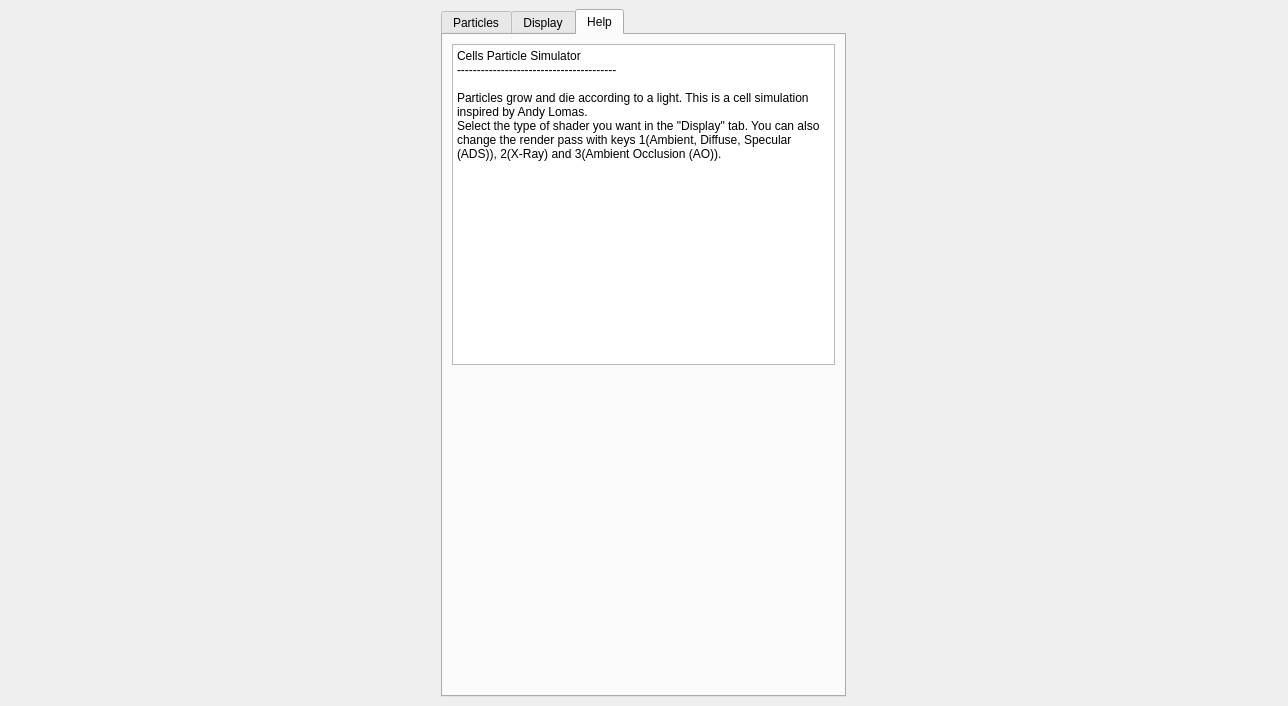
Above: ui/GUI.ui from eulersson/CellGrowth before the change. Below: the same form after it.
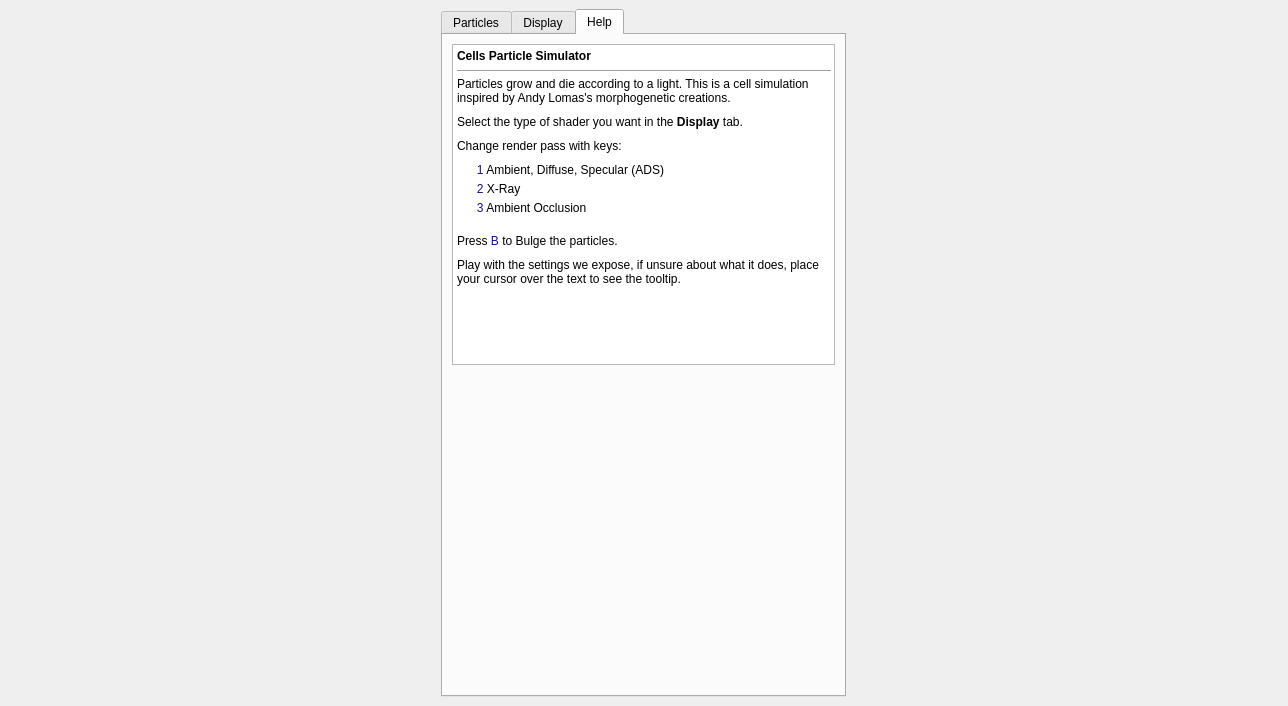
That is the form after the change.

Commit message: Help tooltips.

```diff
--- a/ui/GUI.ui
+++ b/ui/GUI.ui
@@ -1856,11 +1856,17 @@
 &lt;html&gt;&lt;head&gt;&lt;meta name=&quot;qrichtext&quot; content=&quot;1&quot; /&gt;&lt;style type=&quot;text/css&quot;&gt;
 p, li { white-space: pre-wrap; }
 &lt;/style&gt;&lt;/head&gt;&lt;body style=&quot; font-family:'Cantarell'; font-size:11pt; font-weight:400; font-style:normal;&quot;&gt;
-&lt;p style=&quot; margin-top:0px; margin-bottom:0px; margin-left:0px; margin-right:0px; -qt-block-indent:0; text-indent:0px;&quot;&gt;&lt;span style=&quot; font-family:'Sans Serif'; font-size:9pt;&quot;&gt;Cells Particle Simulator&lt;/span&gt;&lt;/p&gt;
-&lt;p style=&quot; margin-top:0px; margin-bottom:0px; margin-left:0px; margin-right:0px; -qt-block-indent:0; text-indent:0px;&quot;&gt;&lt;span style=&quot; font-family:'Sans Serif'; font-size:9pt;&quot;&gt;----------------------------------------&lt;/span&gt;&lt;/p&gt;
+&lt;p style=&quot; margin-top:0px; margin-bottom:0px; margin-left:0px; margin-right:0px; -qt-block-indent:0; text-indent:0px;&quot;&gt;&lt;span style=&quot; font-family:'Sans Serif'; font-size:9pt; font-weight:600;&quot;&gt;Cells Particle Simulator&lt;/span&gt;&lt;/p&gt;
+&lt;hr /&gt;
+&lt;p style=&quot; margin-top:0px; margin-bottom:10px; margin-left:0px; margin-right:0px; -qt-block-indent:0; text-indent:0px;&quot;&gt;&lt;span style=&quot; font-family:'Sans Serif'; font-size:9pt;&quot;&gt;Particles grow and die according to a light. This is a cell simulation inspired by Andy Lomas's morphogenetic creations.&lt;/span&gt;&lt;/p&gt;
+&lt;p style=&quot; margin-top:0px; margin-bottom:10px; margin-left:0px; margin-right:0px; -qt-block-indent:0; text-indent:0px;&quot;&gt;&lt;span style=&quot; font-family:'Sans Serif'; font-size:9pt;&quot;&gt;Select the type of shader you want in the &lt;/span&gt;&lt;span style=&quot; font-family:'Sans Serif'; font-size:9pt; font-weight:600;&quot;&gt;Display&lt;/span&gt;&lt;span style=&quot; font-family:'Sans Serif'; font-size:9pt;&quot;&gt; tab. &lt;/span&gt;&lt;/p&gt;
+&lt;p style=&quot; margin-top:0px; margin-bottom:10px; margin-left:0px; margin-right:0px; -qt-block-indent:0; text-indent:0px;&quot;&gt;&lt;span style=&quot; font-family:'Sans Serif'; font-size:9pt;&quot;&gt;Change render pass with keys:&lt;/span&gt;&lt;/p&gt;
+&lt;p style=&quot; margin-top:0px; margin-bottom:5px; margin-left:0px; margin-right:0px; -qt-block-indent:0; text-indent:0px;&quot;&gt;&lt;span style=&quot; font-family:'Sans Serif'; font-size:9pt;&quot;&gt;      &lt;/span&gt;&lt;span style=&quot; font-family:'Sans Serif'; font-size:9pt; color:#111199;&quot;&gt;1&lt;/span&gt;&lt;span style=&quot; font-family:'Sans Serif'; font-size:9pt;&quot;&gt; Ambient, Diffuse, Specular (ADS)&lt;/span&gt;&lt;/p&gt;
+&lt;p style=&quot; margin-top:0px; margin-bottom:5px; margin-left:0px; margin-right:0px; -qt-block-indent:0; text-indent:0px;&quot;&gt;&lt;span style=&quot; font-family:'Sans Serif'; font-size:9pt;&quot;&gt;      &lt;/span&gt;&lt;span style=&quot; font-family:'Sans Serif'; font-size:9pt; color:#111199;&quot;&gt;2&lt;/span&gt;&lt;span style=&quot; font-family:'Sans Serif'; font-size:9pt;&quot;&gt; X-Ray &lt;/span&gt;&lt;/p&gt;
+&lt;p style=&quot; margin-top:0px; margin-bottom:5px; margin-left:0px; margin-right:0px; -qt-block-indent:0; text-indent:0px;&quot;&gt;&lt;span style=&quot; font-family:'Sans Serif'; font-size:9pt;&quot;&gt;      &lt;/span&gt;&lt;span style=&quot; font-family:'Sans Serif'; font-size:9pt; color:#111199;&quot;&gt;3&lt;/span&gt;&lt;span style=&quot; font-family:'Sans Serif'; font-size:9pt;&quot;&gt; Ambient Occlusion&lt;/span&gt;&lt;/p&gt;
 &lt;p style=&quot;-qt-paragraph-type:empty; margin-top:0px; margin-bottom:0px; margin-left:0px; margin-right:0px; -qt-block-indent:0; text-indent:0px; font-family:'Sans Serif'; font-size:9pt;&quot;&gt;&lt;br /&gt;&lt;/p&gt;
-&lt;p style=&quot; margin-top:0px; margin-bottom:0px; margin-left:0px; margin-right:0px; -qt-block-indent:0; text-indent:0px;&quot;&gt;&lt;span style=&quot; font-family:'Sans Serif'; font-size:9pt;&quot;&gt;Particles grow and die according to a light. This is a cell simulation inspired by Andy Lomas.&lt;/span&gt;&lt;/p&gt;
-&lt;p style=&quot; margin-top:0px; margin-bottom:0px; margin-left:0px; margin-right:0px; -qt-block-indent:0; text-indent:0px;&quot;&gt;&lt;span style=&quot; font-family:'Sans Serif'; font-size:9pt;&quot;&gt;Select the type of shader you want in the &amp;quot;Display&amp;quot; tab. You can also change the render pass with keys 1(Ambient, Diffuse, Specular (ADS)), 2(X-Ray) and 3(Ambient Occlusion (AO)).&lt;/span&gt;&lt;/p&gt;&lt;/body&gt;&lt;/html&gt;</string>
+&lt;p style=&quot; margin-top:0px; margin-bottom:10px; margin-left:0px; margin-right:0px; -qt-block-indent:0; text-indent:0px;&quot;&gt;&lt;span style=&quot; font-family:'Sans Serif'; font-size:9pt;&quot;&gt;Press &lt;/span&gt;&lt;span style=&quot; font-family:'Sans Serif'; font-size:9pt; color:#111199;&quot;&gt;B&lt;/span&gt;&lt;span style=&quot; font-family:'Sans Serif'; font-size:9pt;&quot;&gt; to Bulge the particles.&lt;/span&gt;&lt;/p&gt;
+&lt;p style=&quot; margin-top:0px; margin-bottom:5px; margin-left:0px; margin-right:0px; -qt-block-indent:0; text-indent:0px;&quot;&gt;&lt;span style=&quot; font-family:'Sans Serif'; font-size:9pt;&quot;&gt;Play with the settings we expose, if unsure about what it does, place your cursor over the text to see the tooltip.&lt;/span&gt;&lt;/p&gt;&lt;/body&gt;&lt;/html&gt;</string>
               </property>
              </widget>
             </item>
```
Left out of the diff: 31 changed lines with no effect on the pictures. The commit also changes 1 other file.
